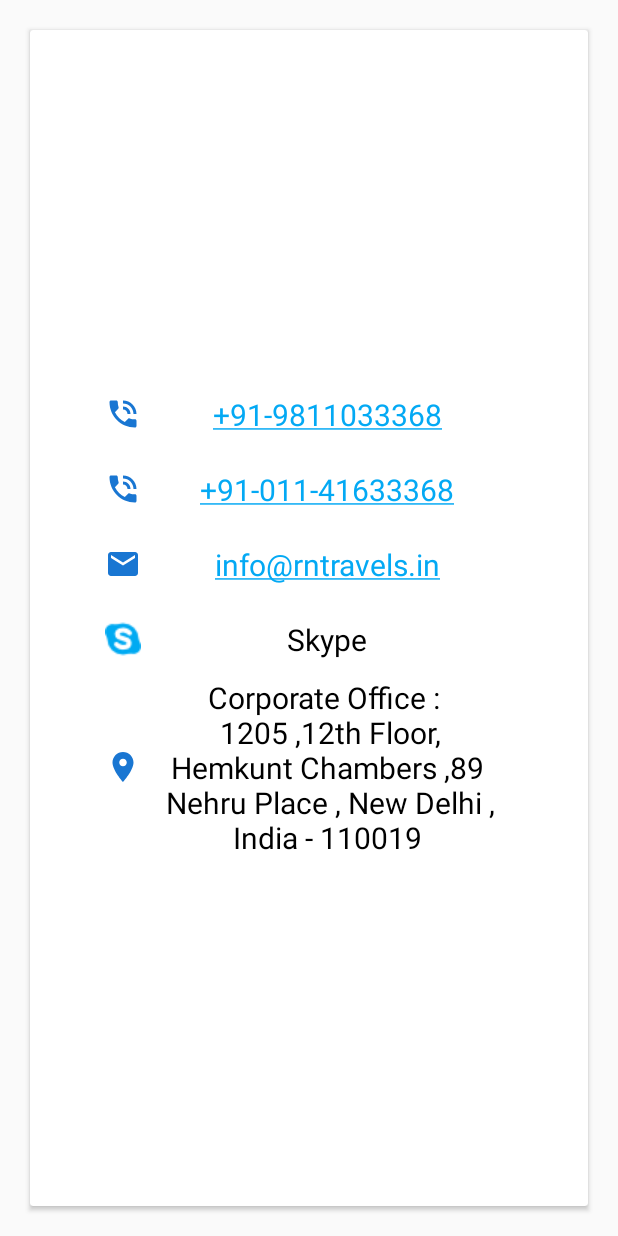
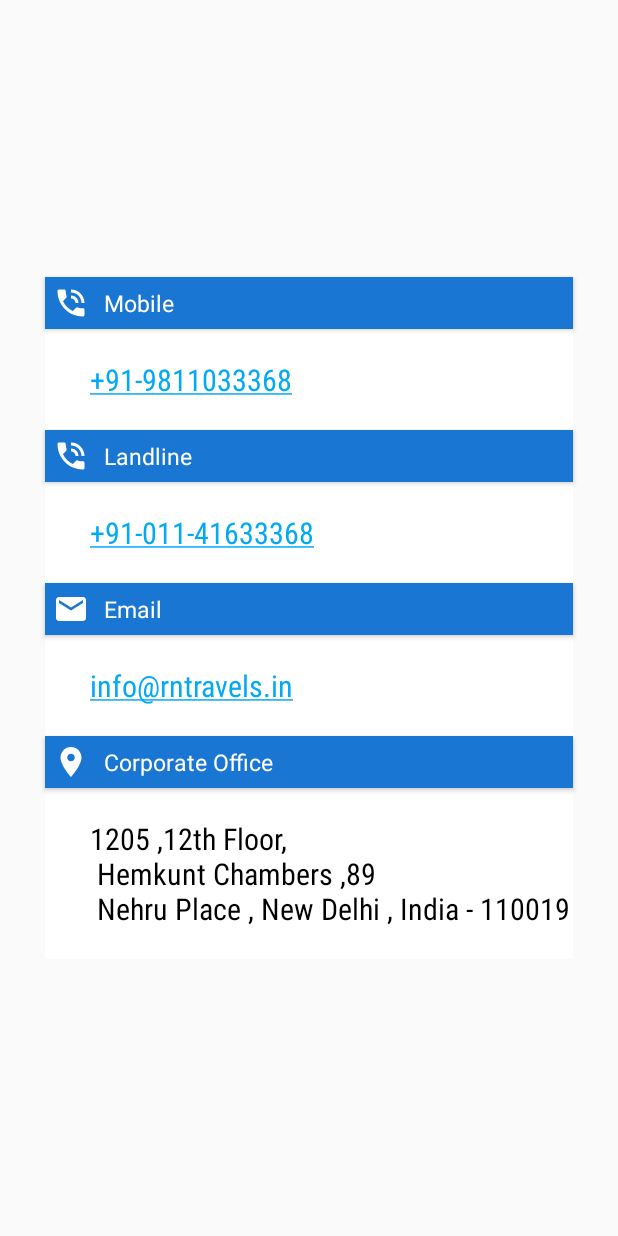
Before and after one commit to RawatH/RNTravels, an Android app: the fragment RNInfoFragment shown on its own in the app's theme, on a phone screen of 412 x 824 dp. Run offline under Robolectric (Android 15) with nearby library versions, the phone set to English and light mode, and no system bars; 5 statements that could not run were skipped.

Commit message:
Emergency UI styling
Emergency UI styling

```diff
--- a/app/build.gradle
+++ b/app/build.gradle
@@ -8,7 +8,7 @@ android {
     compileSdkVersion 26
     defaultConfig {
         applicationId "rn.travels.in.rntravels"
-        minSdkVersion 14
+        minSdkVersion 16
         targetSdkVersion 26
         versionCode 1
         versionName "1.0"
--- a/app/src/main/res/drawable/ic_emai.xml
+++ b/app/src/main/res/drawable/ic_emai.xml
@@ -4,6 +4,6 @@
         android:viewportWidth="24.0"
         android:viewportHeight="24.0">
     <path
-        android:fillColor="@color/primary_dark"
+        android:fillColor="@color/white"
         android:pathData="M20,4L4,4c-1.1,0 -1.99,0.9 -1.99,2L2,18c0,1.1 0.9,2 2,2h16c1.1,0 2,-0.9 2,-2L22,6c0,-1.1 -0.9,-2 -2,-2zM20,8l-8,5 -8,-5L4,6l8,5 8,-5v2z"/>
 </vector>
--- a/app/src/main/res/drawable/ic_location.xml
+++ b/app/src/main/res/drawable/ic_location.xml
@@ -4,6 +4,6 @@
         android:viewportWidth="24.0"
         android:viewportHeight="24.0">
     <path
-        android:fillColor="@color/primary_dark"
+        android:fillColor="@color/white"
         android:pathData="M12,2C8.13,2 5,5.13 5,9c0,5.25 7,13 7,13s7,-7.75 7,-13c0,-3.87 -3.13,-7 -7,-7zM12,11.5c-1.38,0 -2.5,-1.12 -2.5,-2.5s1.12,-2.5 2.5,-2.5 2.5,1.12 2.5,2.5 -1.12,2.5 -2.5,2.5z"/>
 </vector>
--- a/app/src/main/res/drawable/ic_phone.xml
+++ b/app/src/main/res/drawable/ic_phone.xml
@@ -4,6 +4,6 @@
     android:viewportHeight="24.0"
     android:viewportWidth="24.0">
     <path
-        android:fillColor="@color/primary_dark"
+        android:fillColor="@color/white"
         android:pathData="M20,15.5c-1.25,0 -2.45,-0.2 -3.57,-0.57 -0.35,-0.11 -0.74,-0.03 -1.02,0.24l-2.2,2.2c-2.83,-1.44 -5.15,-3.75 -6.59,-6.59l2.2,-2.21c0.28,-0.26 0.36,-0.65 0.25,-1C8.7,6.45 8.5,5.25 8.5,4c0,-0.55 -0.45,-1 -1,-1L4,3c-0.55,0 -1,0.45 -1,1 0,9.39 7.61,17 17,17 0.55,0 1,-0.45 1,-1v-3.5c0,-0.55 -0.45,-1 -1,-1zM19,12h2c0,-4.97 -4.03,-9 -9,-9v2c3.87,0 7,3.13 7,7zM15,12h2c0,-2.76 -2.24,-5 -5,-5v2c1.66,0 3,1.34 3,3z" />
 </vector>
--- a/app/src/main/res/layout/fragment_emergency.xml
+++ b/app/src/main/res/layout/fragment_emergency.xml
@@ -1,92 +1,52 @@
 <?xml version="1.0" encoding="utf-8"?>
-<android.support.v7.widget.CardView xmlns:android="http://schemas.android.com/apk/res/android"
+<LinearLayout xmlns:android="http://schemas.android.com/apk/res/android"
     android:layout_width="match_parent"
     android:layout_height="match_parent"
-    android:layout_margin="20dp">
-
-    <LinearLayout
-        android:layout_width="match_parent"
-        android:layout_height="wrap_content"
     android:layout_gravity="center"
     android:layout_marginLeft="20dp"
     android:layout_marginRight="20dp"
+    android:gravity="center"
     android:orientation="vertical">
 
-        <TextView
-            android:layout_width="match_parent"
-            android:layout_height="50dp"
-            android:layout_marginLeft="10dp"
-            android:layout_marginRight="10dp"
-            android:autoLink="phone"
-            android:drawableLeft="@drawable/ic_phone"
-            android:fontFamily="sans-serif"
-            android:gravity="center"
-            android:paddingLeft="20dp"
-            android:paddingRight="20dp"
-            android:text="+91-9811033368"
-            android:textColor="@color/black"
-            android:textSize="20sp" />
 
     <TextView
-            android:layout_width="match_parent"
-            android:layout_height="50dp"
-            android:layout_marginLeft="10dp"
-            android:layout_marginRight="10dp"
-            android:autoLink="phone"
+        style="@style/rn_help_header_style"
         android:drawableLeft="@drawable/ic_phone"
-            android:fontFamily="sans-serif"
-            android:gravity="center"
-            android:paddingLeft="20dp"
-            android:paddingRight="20dp"
-            android:text="+91-011-41633368"
-            android:textColor="@color/black"
-            android:textSize="20sp" />
+        android:text="@string/mobile" />
 
     <TextView
-            android:layout_width="match_parent"
-            android:layout_height="50dp"
-            android:layout_marginLeft="10dp"
-            android:layout_marginRight="10dp"
-            android:autoLink="email"
-            android:drawableLeft="@drawable/ic_emai"
-            android:fontFamily="sans-serif"
-            android:gravity="center"
-            android:paddingLeft="20dp"
-            android:paddingRight="20dp"
-            android:text="info@rntravels.in"
-            android:textColor="@color/black"
-            android:textSize="20sp" />
+        style="@style/rn_help_value_style"
+        android:autoLink="phone"
+        android:text="@string/rn_mobile" />
 
     <TextView
-            android:layout_width="match_parent"
-            android:layout_height="50dp"
-            android:layout_marginLeft="10dp"
-            android:layout_marginRight="10dp"
-            android:autoLink="phone"
-            android:drawableLeft="@drawable/skype"
-            android:fontFamily="sans-serif"
-            android:gravity="center"
-            android:paddingLeft="20dp"
-            android:paddingRight="20dp"
-            android:text="Skype"
-            android:textColor="@color/black"
-            android:textSize="20sp" />
+        style="@style/rn_help_header_style"
+        android:drawableLeft="@drawable/ic_phone"
+        android:text="@string/landline" />
 
     <TextView
-            android:layout_width="match_parent"
-            android:layout_height="wrap_content"
-            android:layout_marginLeft="10dp"
-            android:layout_marginRight="10dp"
+        style="@style/rn_help_value_style"
         android:autoLink="phone"
-            android:fontFamily="sans-serif"
-            android:drawableLeft="@drawable/ic_location"
-            android:gravity="center"
-            android:paddingLeft="20dp"
-            android:paddingRight="20dp"
-            android:text="@string/address"
-            android:textColor="@color/black"
-            android:textSize="20sp" />
-    </LinearLayout>
+        android:text="@string/rn_landline" />
+
+    <TextView
+        style="@style/rn_help_header_style"
+        android:drawableLeft="@drawable/ic_emai"
+        android:text="@string/email" />
+
+    <TextView
+        style="@style/rn_help_value_style"
+        android:autoLink="email"
+        android:text="@string/rn_email_id" />
 
 
-</android.support.v7.widget.CardView>
+    <TextView
+        style="@style/rn_help_header_style"
+        android:drawableLeft="@drawable/ic_location"
+        android:text="@string/corporate_off" />
+
+    <TextView
+        style="@style/rn_help_value_style"
+        android:autoLink="email"
+        android:text="@string/rn_corporate_address" />
+</LinearLayout>
--- a/app/src/main/res/values/strings.xml
+++ b/app/src/main/res/values/strings.xml
@@ -16,11 +16,17 @@
     <string name="active">ACTIVE</string>
     <string name="past">PAST</string>
     <string name="following">FOLLOWING</string>
-    <string name="address">Corporate Office : \n 1205 ,12th Floor,\n Hemkunt Chambers ,89 \n Nehru Place , New Delhi , India - 110019 </string>
+    <string name="rn_corporate_address">1205 ,12th Floor,\n Hemkunt Chambers ,89 \n Nehru Place , New Delhi , India - 110019 </string>
     <string name="itinerary">Itinerary</string>
     <string name="ticket_details">Ticket Details</string>
     <string name="rn_helpline">RN Helpline</string>
     <string name="emergency_contact">Emergency Contact</string>
+    <string name="mobile">Mobile</string>
+    <string name="landline">Landline</string>
+    <string name="rn_email_id">info@rntravels.in</string>
+    <string name="rn_landline">+91-011-41633368</string>
+    <string name="rn_mobile">+91-9811033368</string>
+    <string name="corporate_off">Corporate Office</string>
 
     <string-array name="drawer_list">
         <item>Trips</item>
--- a/app/src/main/res/values/styles.xml
+++ b/app/src/main/res/values/styles.xml
@@ -14,4 +14,33 @@
         <item name="colorAccent">@color/primary_dark</item>
     </style>
 
+    <style name="rn_help_header_style">
+        <item name="android:layout_width">match_parent</item>
+        <item name="android:layout_height">wrap_content</item>
+        <item name="android:layout_marginLeft">10dp</item>
+        <item name="android:layout_marginRight">10dp</item>
+        <item name="android:padding">5dp</item>
+        <item name="android:drawablePadding">10dp</item>
+        <item name="android:fontFamily">sans-serif</item>
+        <item name="android:gravity">center_vertical</item>
+        <item name="android:textColor">@color/white</item>
+        <item name="android:textSize">15sp</item>
+        <item name="android:background">@color/primary_dark</item>
+        <item name="android:elevation">2dp</item>
+    </style>
+    <style name="rn_help_value_style">
+        <item name="android:layout_width">match_parent</item>
+        <item name="android:layout_height">wrap_content</item>
+        <item name="android:layout_marginLeft">10dp</item>
+        <item name="android:layout_marginRight">10dp</item>
+        <item name="android:paddingLeft">30dp</item>
+        <item name="android:paddingTop">20dp</item>
+        <item name="android:paddingBottom">20dp</item>
+        <item name="android:drawablePadding">10dp</item>
+        <item name="android:fontFamily">sans-serif-condensed</item>
+        <item name="android:gravity">center_vertical</item>
+        <item name="android:textColor">@color/black</item>
+        <item name="android:textSize">20sp</item>
+        <item name="android:background">@color/white</item>
+    </style>
 </resources>
```
Lines whose indentation alone changed are shown as unchanged.
